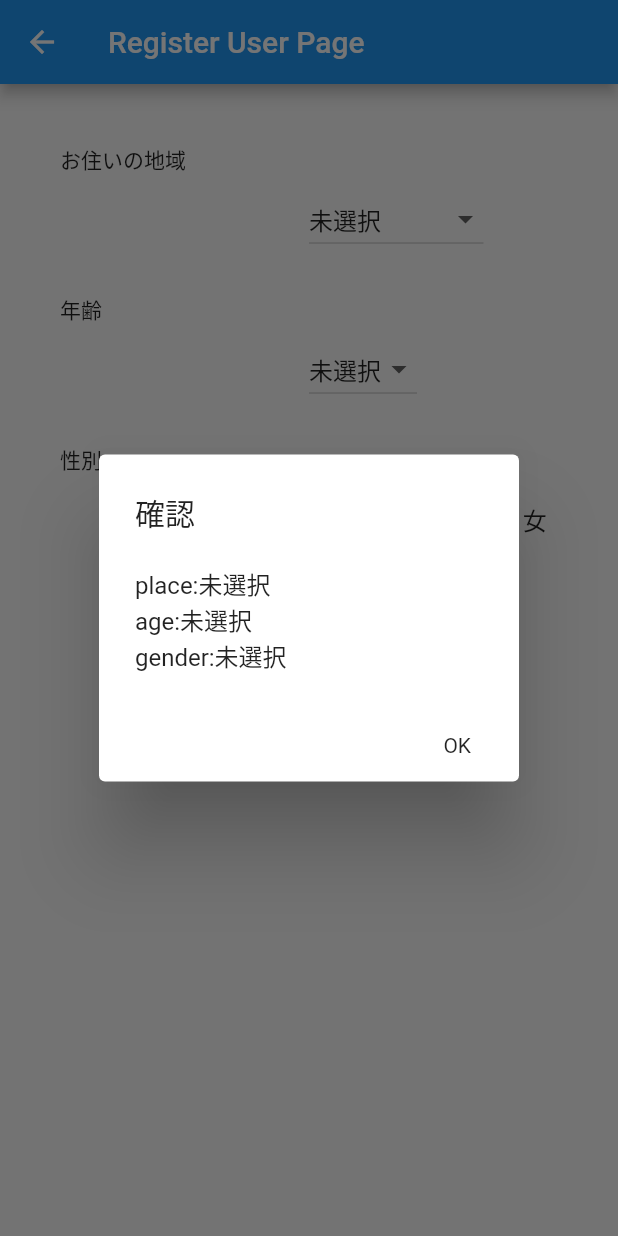
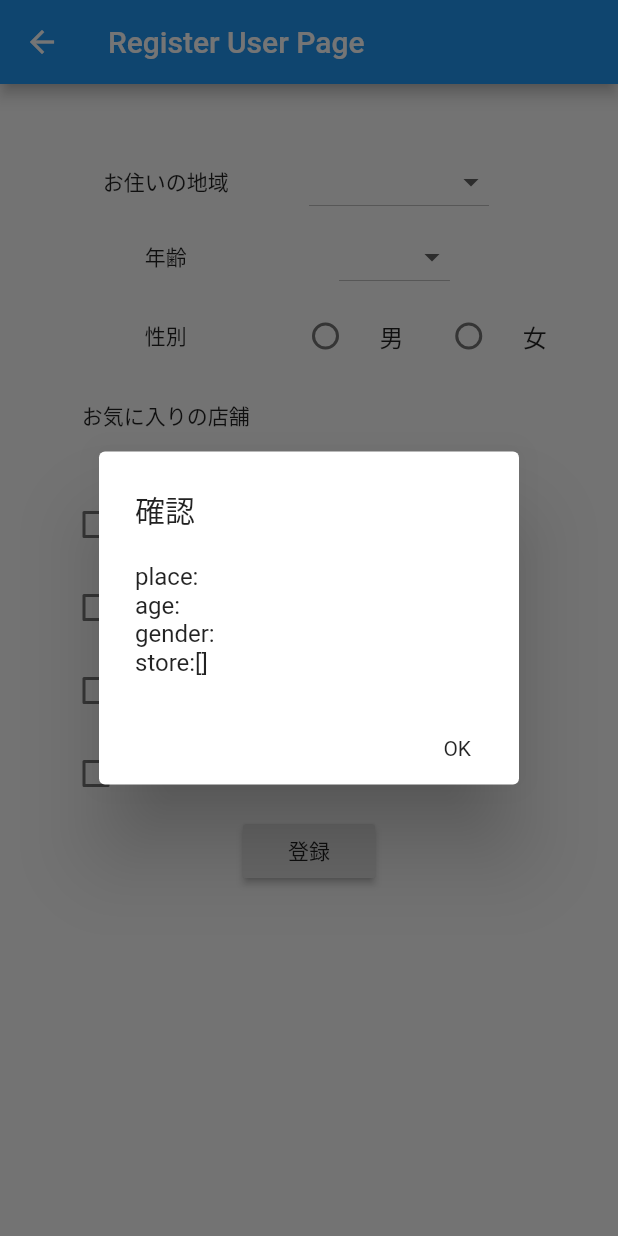
Before and after one commit to mashita1023/flutter-sample-app, a Flutter app: the RegisterUser screen opened directly, after a tap on "登録", on a phone screen of 412 x 824 dp. Run offline on Flutter 3.47's test engine with Material 2 defaults, Android fonts, the phone set to English and light mode, and no system bars; our stand-ins replace flutter_blue, flutter_swiper, logger, shared_preferences; missing offline and left inert: flutter_page_indicator; accounts and stored records are empty.

Commit message:
create helppage && add favorite_store in register userpage.

```diff
--- a/flutter_native_splash.yaml
+++ b/flutter_native_splash.yaml
@@ -1,3 +1,3 @@
 flutter_native_splash:
-  image: assets/background.png
-  color: "42a5f5"
+  image: assets/background2x.png
+  color: "ffffff"
--- a/lib/configs/importer.dart
+++ b/lib/configs/importer.dart
@@ -22,6 +22,7 @@ export 'package:peer_route_app/pages/register_user.dart';
 export 'package:peer_route_app/pages/store_detail.dart';
 export 'package:peer_route_app/pages/store_list.dart';
 export 'package:peer_route_app/pages/teams_of_service.dart';
+export 'package:peer_route_app/pages/help.dart';
 export 'package:peer_route_app/utils/bluetooth.dart';
 export 'package:peer_route_app/utils/logger.dart';
 export 'package:peer_route_app/utils/permanent_store.dart';
--- a/lib/pages/register_user.dart
+++ b/lib/pages/register_user.dart
@@ -8,19 +8,44 @@ class RegisterUser extends StatefulWidget {
 /// 利用者登録のページ
 /// [_placeList]や[_ageList]などはAPIから取ってきたほうがいいかもしれない
 class _RegisterUserState extends State<RegisterUser> {
-  String _age = '未選択';
-  String _place = '未選択';
-  String _gender = '未選択';
+  String _age = '';
+  String _place = '';
+  String _gender = '';
+  //bool _flag = false;
+  List _selectedStores = [];
 
-  List<String> _placeList = <String>['未選択', '新潟県 - 上越', '新潟県 - 中越', '新潟県 - 下越'];
+  List<String> _placeList = <String>[
+    '',
+    '新潟市北区',
+    '新潟市東区',
+    '新潟市中央区',
+    '新潟市江南区',
+    '新潟市秋葉区',
+    '新潟市南区',
+    '新潟市西区',
+    '新潟市西蒲区',
+    '新潟市外'
+  ];
+
   List<String> _ageList = <String>[
-    '未選択',
-    '10代',
+    '',
+    '～10代',
     '20代',
     '30代',
     '40代',
     '50代',
-    '60代'
+    '60代',
+    '70代～'
+  ];
+
+  List<String> _storeList = [
+    'ゴジバ',
+    'エスメウ',
+    'ああああ',
+    'UNIKLO',
+    'パン屋さん',
+    'STARHACKS',
+    'AGIGAS'
   ];
 
   /// setter
@@ -42,25 +67,41 @@ class _RegisterUserState extends State<RegisterUser> {
     });
   }
 
+  void _onStoreSelected(bool selected, store_id) {
+    if (selected) {
+      setState(() {
+        _selectedStores.add(store_id);
+      });
+    } else {
+      setState(() {
+        _selectedStores.remove(store_id);
+      });
+    }
+  }
+
   /// 画面描写
   @override
   Widget build(BuildContext context) {
     final Size size = MediaQuery.of(context).size;
+
     return Scaffold(
       appBar: AppBar(
         title: Text('Register User Page'),
       ),
       body: Container(
         padding: const EdgeInsets.all(40.0),
+        child: SingleChildScrollView(
           child: Column(children: <Widget>[
             contentPlace(size),
             contentAge(size),
             contentGender(size),
+            contentStore(size),
             RaisedButton(
               onPressed: _submission,
               child: Text('登録'),
             )
           ]),
+        ),
       ),
     );
   }
@@ -70,10 +111,14 @@ class _RegisterUserState extends State<RegisterUser> {
     return Row(
       children: [
         SizedBox(
-          height: 100,
-          width: size.width / 2 - 40,
+          height: 50,
+          width: size.width / 2 - 65,
+          child: Align(
+            alignment: Alignment.center,
             child: Text('お住いの地域'),
           ),
+        ),
+        SizedBox(width: 25),
         DropdownButton<String>(
           items: _placeList.map<DropdownMenuItem<String>>((String value) {
             return DropdownMenuItem<String>(
@@ -93,10 +138,14 @@ class _RegisterUserState extends State<RegisterUser> {
     return Row(
       children: [
         SizedBox(
-          height: 100,
-          width: size.width / 2 - 40,
+          height: 50,
+          width: size.width / 2 - 65,
+          child: Align(
+            alignment: Alignment.center,
             child: Text('年齢'),
           ),
+        ),
+        SizedBox(width: 45),
         DropdownButton<String>(
           items: _ageList.map<DropdownMenuItem<String>>((String value) {
             return DropdownMenuItem<String>(
@@ -113,13 +162,15 @@ class _RegisterUserState extends State<RegisterUser> {
 
   /// 性別選択
   Widget contentGender(Size size) {
-    return Center(
-      child: Row(
+    return Row(
       children: [
         SizedBox(
-            height: 100,
+          height: 50,
           width: size.width / 2 - 65,
+          child: Align(
+            alignment: Alignment.center,
             child: Text('性別'),
+          ),
         ),
         Flexible(
           child: RadioListTile(
@@ -140,6 +191,54 @@ class _RegisterUserState extends State<RegisterUser> {
           ),
         ),
       ],
+    );
+  }
+
+  /// 店舗選択
+  Widget contentStore(Size size) {
+    return Column(
+      children: [
+        Row(
+          children: [
+            SizedBox(
+              width: size.width / 2 - 65,
+              height: 50,
+              child: Container(
+                alignment: Alignment.center,
+                child: Text('お気に入りの店舗'),
+              ),
+            ),
+          ],
+        ),
+        SizedBox(height: 20),
+        GridView.builder(
+          itemCount: _storeList.length,
+          shrinkWrap: true,
+          gridDelegate: SliverGridDelegateWithFixedCrossAxisCount(
+              crossAxisCount: 2, childAspectRatio: 3),
+          itemBuilder: (BuildContext context, int index) {
+            return checkBoxItem(index);
+          },
+        ),
+      ],
+    );
+  }
+
+  /// 店舗名を[index]で受けとりチェックボックスを作成する
+  Widget checkBoxItem(int index) {
+    return Container(
+      child: Row(
+        children: <Widget>[
+          Checkbox(
+            value: _selectedStores.contains(_storeList[index]),
+            onChanged: (bool selected) {
+              _onStoreSelected(selected, _storeList[index]);
+            },
+          ),
+          SizedBox(
+            child: Text('${_storeList[index]}'),
+          ),
+        ],
       ),
     );
   }
@@ -152,7 +251,8 @@ class _RegisterUserState extends State<RegisterUser> {
       context: context,
       builder: (BuildContext context) => new AlertDialog(
         title: new Text('確認'),
-        content: new Text('place:$_place\nage:$_age\ngender:$_gender'),
+        content: new Text(
+            'place:$_place\nage:$_age\ngender:$_gender\nstore:$_selectedStores'),
         actions: <Widget>[
           new SimpleDialogOption(
             child: new Text('OK'),
--- a/lib/widgets/bottom_tab_bar.dart
+++ b/lib/widgets/bottom_tab_bar.dart
@@ -7,6 +7,9 @@ class BottomTabBar extends StatefulWidget {
 }
 
 /// footerのタブバーの表示
+// それぞれのタブにスタックされていくため、Popupなどもスタックされてしまう
+// その場合サイズに注意できればTabControllerをBottomTabBarに設定するといいかもしれない
+// またはBottomTabBarをページごとに呼び出す
 class _BottomTabBarState extends State<BottomTabBar> {
   Bluetooth bluetooth;
 
```
Also changed, not shown: lib/pages/help.dart (added, +108 -0 lines), lib/pages/teams_of_service.dart (+6 -7 lines), pubspec.yaml (+7 -0 lines), assets/13102790496040.JPEG (added), assets/background.png, assets/background2x.png (added), assets/help_1.png (added), assets/help_2.png (added), assets/help_3.png (added), assets/help_4.png (added), pubspec.lock, 10 other files. Lines whose indentation alone changed are shown as unchanged.
